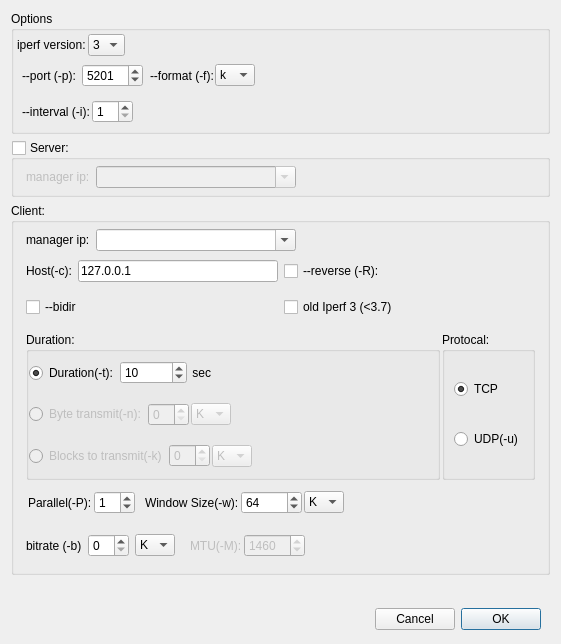
The window that iperfclientdlg.ui (coolshou/pyIperf) describes before a commit, drawn with Qt 5.
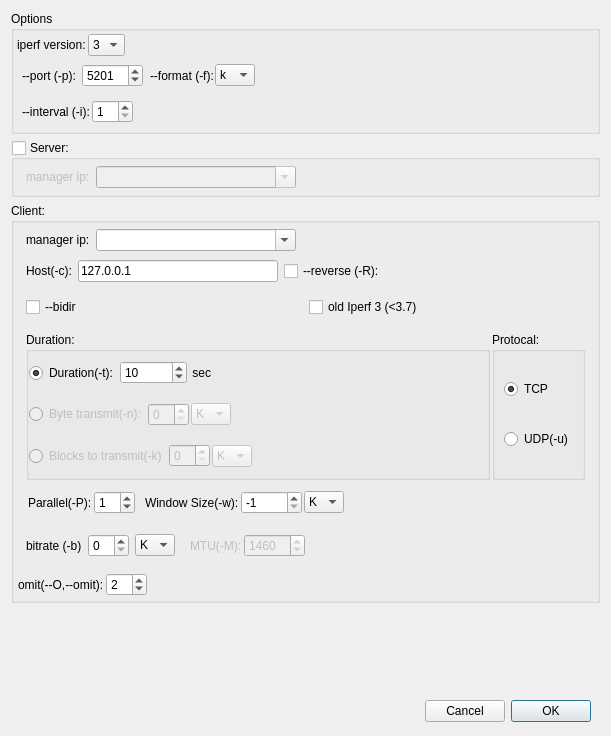
The same window after the commit.

What changed in the file:
```diff
--- a/iperfclientdlg.ui
+++ b/iperfclientdlg.ui
@@ -6,8 +6,8 @@
    <rect>
     <x>0</x>
     <y>0</y>
-    <width>561</width>
-    <height>644</height>
+    <width>611</width>
+    <height>736</height>
    </rect>
   </property>
   <property name="windowTitle">
@@ -982,11 +982,14 @@
               <property name="suffix">
                <string/>
               </property>
+              <property name="minimum">
+               <number>-1</number>
+              </property>
               <property name="maximum">
                <number>65535</number>
               </property>
               <property name="value">
-               <number>64</number>
+               <number>-1</number>
               </property>
              </widget>
             </item>
@@ -1169,6 +1172,54 @@
         </layout>
        </widget>
       </item>
+      <item>
+       <widget class="QWidget" name="widget_21" native="true">
+        <layout class="QHBoxLayout" name="horizontalLayout_23">
+         <property name="spacing">
+          <number>2</number>
+         </property>
+         <property name="leftMargin">
+          <number>1</number>
+         </property>
+         <property name="topMargin">
+          <number>1</number>
+         </property>
+         <property name="rightMargin">
+          <number>1</number>
+         </property>
+         <property name="bottomMargin">
+          <number>1</number>
+         </property>
+         <item>
+          <widget class="QLabel" name="label_3">
+           <property name="text">
+            <string>omit(--O,--omit):</string>
+           </property>
+          </widget>
+         </item>
+         <item>
+          <widget class="QSpinBox" name="sbOmit">
+           <property name="value">
+            <number>2</number>
+           </property>
+          </widget>
+         </item>
+         <item>
+          <spacer name="horizontalSpacer_13">
+           <property name="orientation">
+            <enum>Qt::Horizontal</enum>
+           </property>
+           <property name="sizeHint" stdset="0">
+            <size>
+             <width>40</width>
+             <height>20</height>
+            </size>
+           </property>
+          </spacer>
+         </item>
+        </layout>
+       </widget>
+      </item>
      </layout>
     </widget>
    </item>
```
